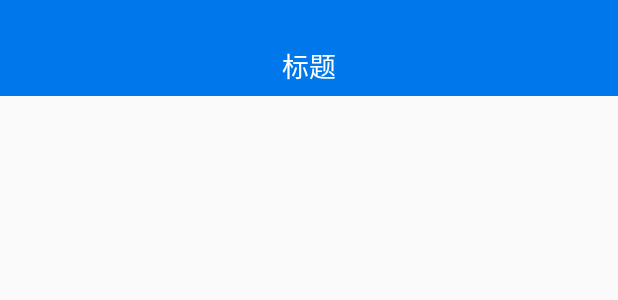
After one commit to wuliang6661/attestation, an Android app: the layout layout_title_bar.xml on its own in the app's theme, with its tools: preview values and no code run, on a phone screen of 412 x 824 dp. The commit adds this screen. Shown: the top 300 px of the screen. Run offline under Robolectric (Android 15) with nearby library versions, the phone set to English and light mode, and no system bars.

Commit message:
增加登录页面UI

```diff
--- a/app/src/main/java/com/skyvn/hw/base/BaseActivity.java
+++ b/app/src/main/java/com/skyvn/hw/base/BaseActivity.java
@@ -6,18 +6,22 @@ import android.content.Context;
 import android.content.Intent;
 import android.os.Bundle;
 import android.support.annotation.Nullable;
+import android.view.View;
 import android.view.Window;
 import android.view.inputmethod.InputMethodManager;
+import android.widget.LinearLayout;
+import android.widget.TextView;
 import android.widget.Toast;
 
 import com.bigkoo.svprogresshud.SVProgressHUD;
 import com.blankj.utilcode.util.KeyboardUtils;
 import com.gyf.barlibrary.ImmersionBar;
-
-import butterknife.ButterKnife;
+import com.skyvn.hw.R;
 import com.skyvn.hw.config.IConstant;
 import com.skyvn.hw.util.AppManager;
 import com.skyvn.hw.util.language.LanguageUtil;
+
+import butterknife.ButterKnife;
 import me.yokeyword.fragmentation.SupportActivity;
 
 /**
@@ -104,29 +108,29 @@ public abstract class BaseActivity extends SupportActivity {
         stopProgress();
     }
 
-//    /**
-//     * 设置返回
-//     */
-//    protected void goBack() {
-//        LinearLayout imageView = findViewById(R.id.back);
-//        imageView.setVisibility(View.VISIBLE);
-//        imageView.setOnClickListener(new View.OnClickListener() {
-//            @Override
-//            public void onClick(View v) {
-//                finish();
-//            }
-//        });
-//    }
-//
-//    /**
-//     * 设置标题
-//     *
-//     * @param title
-//     */
-//    protected void setTitleText(String title) {
-//        TextView titleTex = findViewById(R.id.title_text);
-//        titleTex.setText(title);
-//    }
+    /**
+     * 设置返回
+     */
+    protected void goBack() {
+        LinearLayout imageView = findViewById(R.id.back);
+        imageView.setVisibility(View.VISIBLE);
+        imageView.setOnClickListener(new View.OnClickListener() {
+            @Override
+            public void onClick(View v) {
+                finish();
+            }
+        });
+    }
+
+    /**
+     * 设置标题
+     *
+     * @param title
+     */
+    protected void setTitleText(String title) {
+        TextView titleTex = findViewById(R.id.title_text);
+        titleTex.setText(title);
+    }
 
 
 
--- /dev/null
+++ b/app/src/main/res/layout/act_login.xml
@@ -0,0 +1,18 @@
+<?xml version="1.0" encoding="utf-8"?>
+<LinearLayout xmlns:android="http://schemas.android.com/apk/res/android"
+    android:layout_width="match_parent"
+    android:layout_height="match_parent"
+    android:background="@color/white"
+    android:orientation="vertical">
+
+
+    <include layout="@layout/layout_title_bar" />
+
+
+
+
+
+
+
+
+</LinearLayout>
--- /dev/null
+++ b/app/src/main/res/layout/layout_title_bar.xml
@@ -0,0 +1,77 @@
+<?xml version="1.0" encoding="utf-8"?>
+<LinearLayout xmlns:android="http://schemas.android.com/apk/res/android"
+    xmlns:tools="http://schemas.android.com/tools"
+    android:layout_width="match_parent"
+    android:layout_height="wrap_content"
+    android:background="@color/blue_color"
+    android:orientation="vertical">
+
+
+    <View
+        android:layout_width="match_parent"
+        android:layout_height="24dp" />
+
+
+    <RelativeLayout
+        android:layout_width="match_parent"
+        android:layout_height="wrap_content">
+
+
+        <LinearLayout
+            android:id="@+id/back"
+            android:layout_width="50dp"
+            android:layout_height="40dp"
+            android:gravity="center"
+            android:orientation="vertical"
+            android:visibility="gone">
+
+            <ImageView
+                android:layout_width="7dp"
+                android:layout_height="15dp"
+                android:src="@drawable/back" />
+
+
+        </LinearLayout>
+
+
+        <TextView
+            android:id="@+id/title_text"
+            android:layout_width="wrap_content"
+            android:layout_height="40dp"
+            android:layout_centerHorizontal="true"
+            android:gravity="center"
+            android:text="标题"
+            android:textColor="@color/white"
+            android:textSize="18dp" />
+
+
+        <Button
+            android:id="@+id/btn_album"
+            android:layout_width="wrap_content"
+            android:layout_height="wrap_content"
+            android:layout_alignParentRight="true"
+            android:layout_centerVertical="true"
+            android:background="?attr/selectableItemBackground"
+            android:gravity="right|center_vertical"
+            android:paddingRight="16dp"
+            android:text="相册"
+            android:textColor="@color/blue_color"
+            android:visibility="gone" />
+
+
+        <TextView
+            android:id="@+id/order_num"
+            android:layout_width="match_parent"
+            android:layout_height="wrap_content"
+            android:layout_below="@+id/title_text"
+            android:layout_marginBottom="6dp"
+            android:gravity="center"
+            android:textColor="#6E6C81"
+            android:textSize="13sp"
+            android:visibility="gone"
+            tools:text="Dh15155" />
+
+    </RelativeLayout>
+
+
+</LinearLayout>
--- a/app/src/main/res/values/colors.xml
+++ b/app/src/main/res/values/colors.xml
@@ -13,4 +13,7 @@
 
     <color name="black">#000000</color>
     <color name="line_default_color">#2b2b2b</color>
+
+    <!--主蓝色-->
+    <color name="blue_color">#0077EA</color>
 </resources>
```
Also changed, not shown: app/src/main/res/drawable-hdpi/back.png (added).
